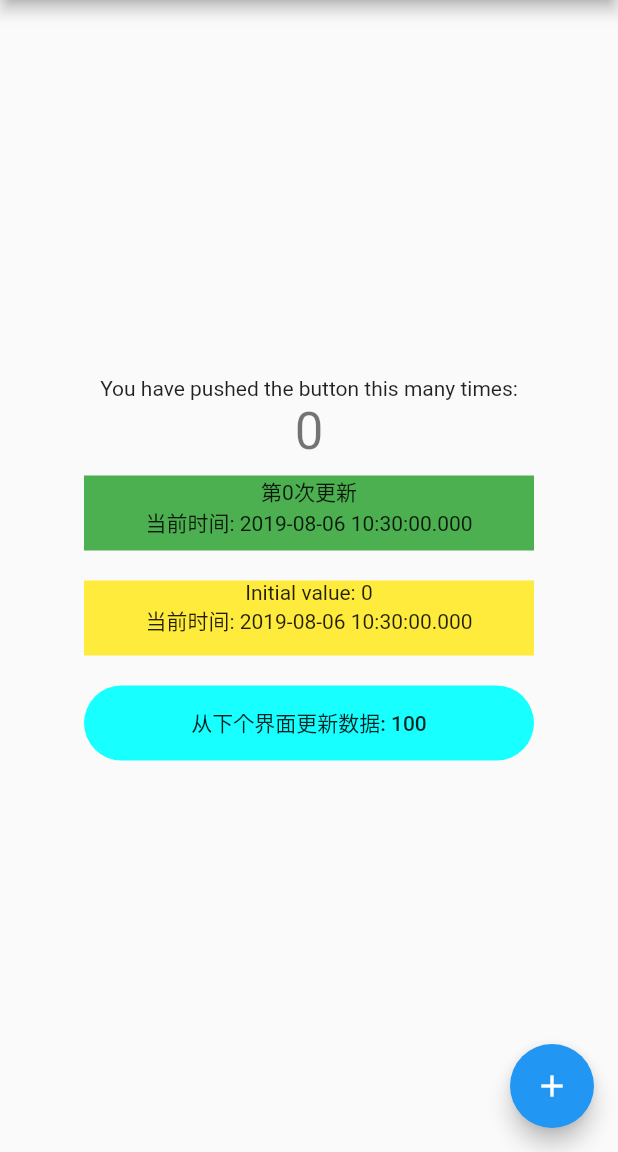
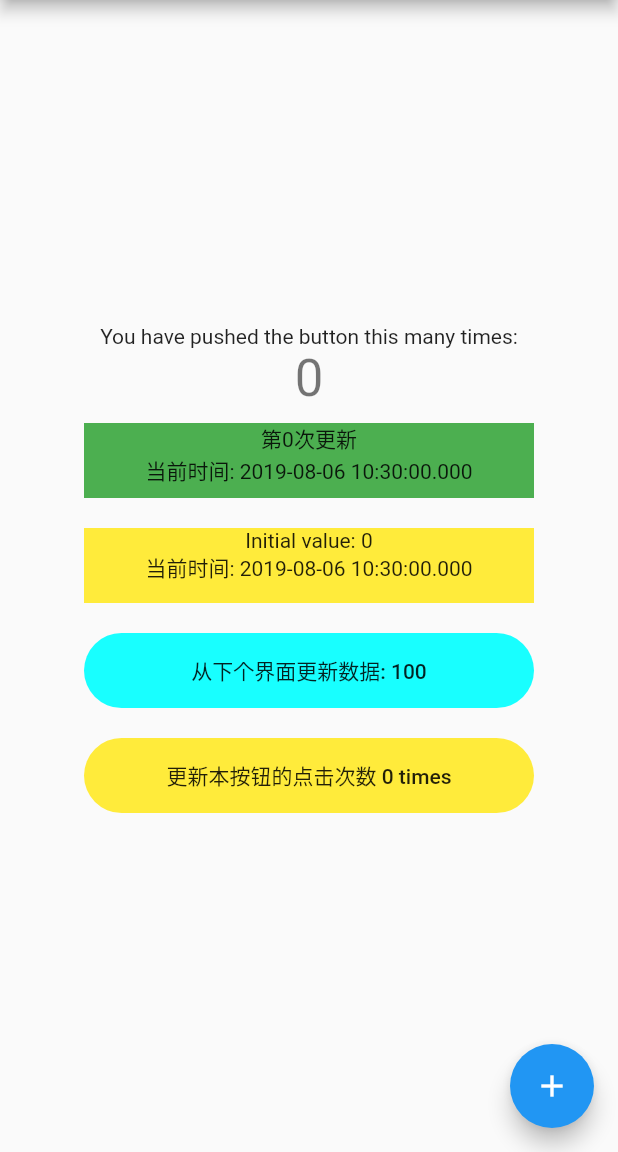
Before and after one commit to HOLDfoot/FlutterStateSample, a Flutter app: the screen it shows after launch, on a phone screen of 412 x 824 dp, the part 84-1236 px from its top. Run offline on Flutter 3.47's test engine with Material 2 defaults, Android fonts, the phone set to English and light mode, and no system bars.

Commit message:
Add ChangeNotifierProvider

```diff
--- a/lib/main.dart
+++ b/lib/main.dart
@@ -11,7 +11,11 @@ class MyApp extends StatelessWidget {
   Widget build(BuildContext context) {
     return MultiProvider(
       providers: [
-        Provider<IncreaseWrapper>.value(value: IncreaseWrapper(100))
+        Provider<IncreaseWrapper>.value(value: IncreaseWrapper(100)),
+
+        /// ChangeNotifierProvider
+        /// 解决了数据改变后无法监听的问题
+        ChangeNotifierProvider<Counter>.value(value: Counter()),
       ],
       child: MaterialApp(
         title: 'Flutter Demo',
@@ -141,8 +145,25 @@ class _MyHomePageState extends State<MyHomePage> {
                     Navigator.of(context).push(MaterialPageRoute(
                         builder: (context) => ProviderPage()));
                   },
-                  child: Text("从下个界面更新数据: ${Provider.of<IncreaseWrapper>(context).value}"),
+                  child: Text(
+                      "从下个界面更新数据: ${Provider.of<IncreaseWrapper>(context).value}"),
                   color: Colors.cyanAccent,
+                  shape: RoundedRectangleBorder(
+                      borderRadius: BorderRadius.all(Radius.circular(30))),
+                )),
+            Container(
+                margin: EdgeInsets.all(10),
+                height: 50,
+                width: 300,
+                child: FlatButton(
+                  onPressed:
+                      Provider.of<Counter>(context, listen: false).increment,
+                  child: Consumer<Counter>(builder:
+                      (BuildContext context, Counter counter, Widget child) {
+                    print("触发ChangeNotifierProvider's Consumer的build");
+                    return Text('更新本按钮的点击次数 ${counter.count} times');
+                  }),
+                  color: Colors.yellow,
                   shape: RoundedRectangleBorder(
                       borderRadius: BorderRadius.all(Radius.circular(30))),
                 )),
@@ -262,3 +283,19 @@ class IncreaseWrapper {
 
   IncreaseWrapper(this.value);
 }
+
+class Counter with ChangeNotifier {
+  int _count = 0;
+
+  int get count => _count;
+
+  void increment() {
+    _count++;
+    notifyListeners();
+  }
+
+  @override
+  void dispose() {
+    super.dispose();
+  }
+}
```
Also changed, not shown: lib/provider_page.dart (+24 -5 lines).
